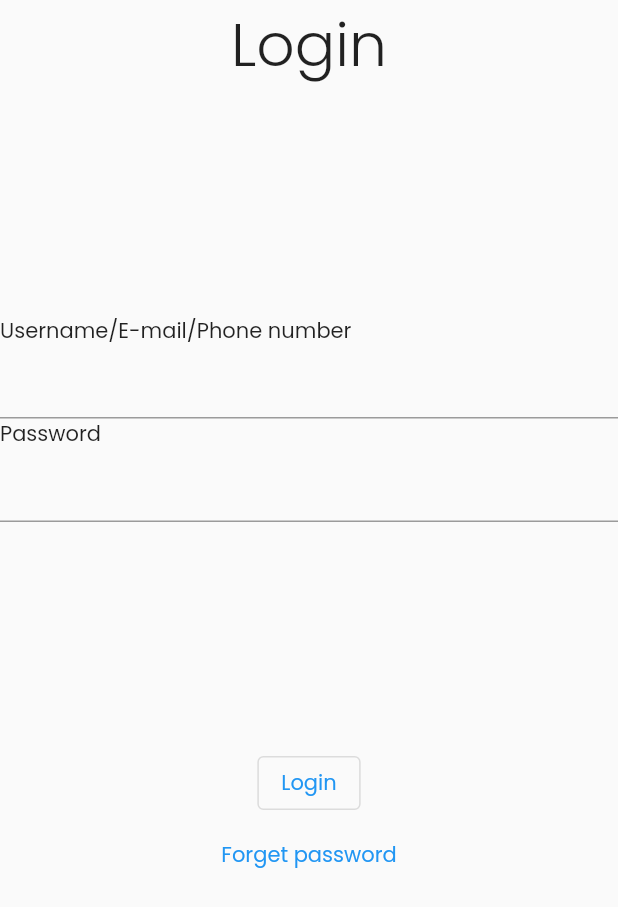
After one commit to WorapolKhu/Chat-project, a Flutter app: the screen it shows after launch, on a phone screen of 412 x 824 dp. The commit adds this screen. Shown: the top 907 px of the screen. Run offline on Flutter 3.47's test engine with Material 2 defaults, Android fonts, the phone set to English and light mode, and no system bars.

Commit message:
move login page to new file

```diff
--- /dev/null
+++ b/lib/pages/login.dart
@@ -0,0 +1,49 @@
+import 'package:flutter/material.dart';
+
+int donothing() {
+  return 1;
+}
+
+class LoginPage extends StatefulWidget {
+  const LoginPage({super.key});
+
+  @override
+  State<LoginPage> createState() => _LoginPageState();
+}
+
+class _LoginPageState extends State<LoginPage> {
+  @override
+  Widget build(BuildContext context) {
+    return const Scaffold(
+      body: SafeArea(
+        child: Column(
+          mainAxisAlignment: MainAxisAlignment.start,
+          crossAxisAlignment: CrossAxisAlignment.center,
+          children: [
+            Text(
+              'Login',
+              style: TextStyle(fontSize: 40, fontWeight: FontWeight.w100),
+            ),
+            SizedBox(
+              height: 150,
+            ),
+            Column(
+              crossAxisAlignment: CrossAxisAlignment.start,
+              children: [
+                Text('Username/E-mail/Phone number'),
+                TextField(),
+                Text('Password'),
+                TextField(),
+              ],
+            ),
+            SizedBox(
+              height: 150,
+            ),
+            OutlinedButton(onPressed: donothing, child: Text('Login')),
+            TextButton(onPressed: donothing, child: Text('Forget password'))
+          ],
+        ),
+      ),
+    );
+  }
+}
```
Also changed, not shown: lib/main.dart (+3 -34 lines).
